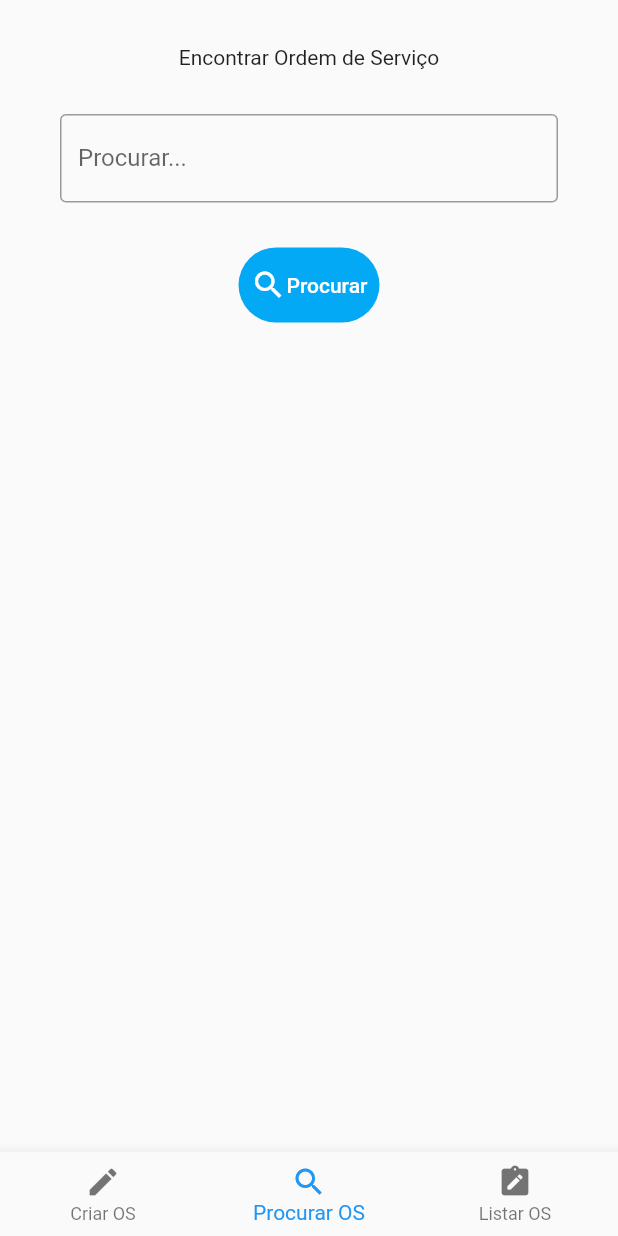
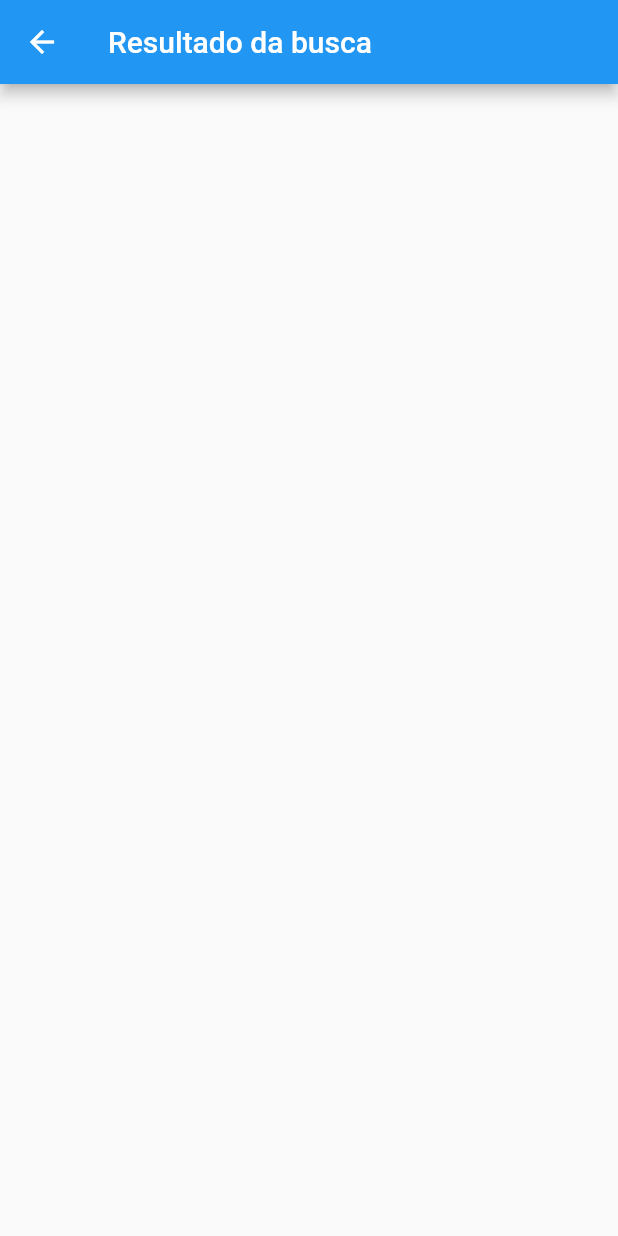
Before and after one commit to marcoanlopes/fixit, a Flutter app: the BottomNavBar screen opened directly, item 2 of the bottom bar chosen, after a tap on "Procurar", on a phone screen of 412 x 824 dp. Run offline on Flutter 3.47's test engine with Material 2 defaults, Android fonts, the phone set to English and light mode, and no system bars; our stand-ins replace parse_server_sdk_flutter; network calls fail.

Commit message:
FindById Refactor

```diff
--- a/lib/FindOS.dart
+++ b/lib/FindOS.dart
@@ -1,10 +1,20 @@
+import 'package:fixit/FindResultPage.dart';
 import 'package:flutter/material.dart';
+import 'package:parse_server_sdk_flutter/parse_server_sdk.dart';
 
-class FindOS extends StatelessWidget {
-  const FindOS({
+import 'models/ordemServico.dart';
+
+class FindOS extends StatefulWidget {
+  FindOS({
     Key? key,
   }) : super(key: key);
+  final nomeCliente = TextEditingController();
 
+  @override
+  _FindOS createState() => _FindOS();
+}
+
+class _FindOS extends State<FindOS> {
   @override
   Widget build(BuildContext context) {
     return Center(
@@ -21,6 +31,7 @@ class FindOS extends StatelessWidget {
                   border: OutlineInputBorder(),
                   labelText: 'Procurar...',
                   hintText: 'Digite o ID da OS'),
+              controller: widget.nomeCliente,
             ),
           ),
           Padding(
@@ -41,14 +52,11 @@ class FindOS extends StatelessWidget {
                 child: Row(
                   children: const [Icon(Icons.search), Text('Procurar')],
                 ),
-                onPressed: () {},
-                // child: FloatingActionButton(
-                //   tooltip: 'Search',
-                //   onPressed: () {},
-                //   child: Icon(
-                //     Icons.search,
-                //   ),
-                // ),
+                onPressed: () {
+                  Navigator.pushNamed(context, '/FindResultPage', arguments: {
+                    'nomeCliente': widget.nomeCliente.text,
+                  });
+                },
               ),
             ),
           ),
--- /dev/null
+++ b/lib/FindResultPage.dart
@@ -0,0 +1,150 @@
+import 'package:flutter/material.dart';
+import 'package:parse_server_sdk_flutter/parse_server_sdk.dart';
+
+class FindResultPage extends StatefulWidget {
+  const FindResultPage({
+    Key? key,
+  }) : super(key: key);
+  @override
+  _FindResultPage createState() => _FindResultPage();
+}
+
+class _FindResultPage extends State<FindResultPage> {
+  @override
+  Widget build(BuildContext context) {
+    return Scaffold(
+      appBar: AppBar(
+        title: Text('Resultado da busca'),
+      ),
+      body: Column(
+        children: <Widget>[
+          Container(
+              padding: EdgeInsets.fromLTRB(17.0, 1.0, 7.0, 1.0), child: Row()),
+          Expanded(
+              child: FutureBuilder<List<ParseObject>>(
+                  future: getOrdemServico(),
+                  builder: (context, snapshot) {
+                    switch (snapshot.connectionState) {
+                      case ConnectionState.none:
+                      case ConnectionState.waiting:
+                        return Center(
+                          child: Container(
+                              width: 100,
+                              height: 100,
+                              child: CircularProgressIndicator()),
+                        );
+                      default:
+                        if (snapshot.hasError) {
+                          return Center(
+                            child: Text("Error..."),
+                          );
+                        }
+                        if (!snapshot.hasData) {
+                          return Center(
+                            child: Text("No Data..."),
+                          );
+                        } else {
+                          return ListView.builder(
+                              padding: EdgeInsets.only(top: 10.0),
+                              itemCount: snapshot.data!.length,
+                              itemBuilder: (context, index) {
+                                //*************************************
+                                //Get Parse Object Values
+                                final varOrdemServico = snapshot.data![index];
+                                final varNomeCliente =
+                                    varOrdemServico.get('nomeCliente');
+                                final varProduto =
+                                    varOrdemServico.get('produto');
+                                final varObservacao =
+                                    varOrdemServico.get('observacao');
+                                final varDescricao =
+                                    varOrdemServico.get('descricao');
+                                final varStatus = varOrdemServico.get('status');
+                                final varId = varOrdemServico.get('objectId');
+                                //*************************************
+                                print(varNomeCliente);
+                                return Container(
+                                  child: Padding(
+                                    padding: EdgeInsets.all(0.0),
+                                    child: SingleChildScrollView(
+                                      scrollDirection: Axis.vertical,
+                                      child: Column(
+                                        children: [
+                                          Padding(
+                                            padding: EdgeInsets.all(5.0),
+                                          ),
+                                          if (varNomeCliente == "Cliente4") ...[
+                                            _card(
+                                                varNomeCliente,
+                                                varProduto,
+                                                varDescricao,
+                                                varObservacao,
+                                                varId,
+                                                varStatus)
+                                          ]
+                                          // _card(
+                                          //     varNomeCliente,
+                                          //     varProduto,
+                                          //     varDescricao,
+                                          //     varObservacao,
+                                          //     varId),
+                                        ],
+                                      ),
+                                    ),
+                                  ),
+                                );
+                              });
+                        }
+                    }
+                  }))
+        ],
+      ),
+    );
+  }
+}
+
+_card(
+    varNomeCliente, varProduto, varDescricao, varObservacao, varId, varStatus) {
+  return
+      // CRIAR AQUI O BOTÃO PARA ABRIR DETALHES DA OS
+      // EXEMPLO PARA NAVEGAR:
+      //onTap: () => Navigator.pushNamed(context, '/HomePage'),
+      Card(
+    shape: RoundedRectangleBorder(
+      borderRadius: BorderRadius.circular(15.0),
+    ),
+    color: Colors.orange[200],
+    elevation: 10,
+    child: Column(
+      mainAxisSize: MainAxisSize.min,
+      children: <Widget>[
+        ListTile(
+          leading: Icon(Icons.laptop_mac, size: 60),
+          title: Text("Cliente: " + varNomeCliente,
+              style: TextStyle(fontSize: 20.0)),
+          subtitle:
+              Text("Aparelho: " + varProduto, style: TextStyle(fontSize: 14.0)),
+        ),
+        Divider(
+          color: Colors.black,
+          height: 30,
+          thickness: 0,
+          indent: 20,
+          endIndent: 20,
+        ),
+      ],
+    ),
+  );
+}
+
+Future<List<ParseObject>> getOrdemServico() async {
+  QueryBuilder<ParseObject> queryTodo =
+      QueryBuilder<ParseObject>(ParseObject('OrdemServico'));
+  final ParseResponse apiResponse = await queryTodo.query();
+
+  if (apiResponse.success && apiResponse.results != null) {
+    return apiResponse.results as List<ParseObject>;
+  } else {
+    return [];
+  }
+}
--- a/lib/main.dart
+++ b/lib/main.dart
@@ -3,6 +3,7 @@ import 'package:parse_server_sdk_flutter/parse_server_sdk.dart';
 
 import 'BranchPage.dart';
 import 'CustomerPage.dart';
+import 'FindResultPage.dart';
 import 'HomePage.dart';
 import 'PendingServiceOrderPage.dart';
 import 'ServiceOrderPage.dart';
@@ -42,6 +43,7 @@ class MyApp extends StatelessWidget {
         '/BranchPage': (context) => BranchPage(),
         '/FinishedServiceOrderPage': (context) => FinishedServiceOrderPage(),
         '/PendingServiceOrderPage': (context) => PendingServiceOrderPage(),
+        '/FindResultPage': (context) => FindResultPage(),
       },
       home: Login(),
     );
```
